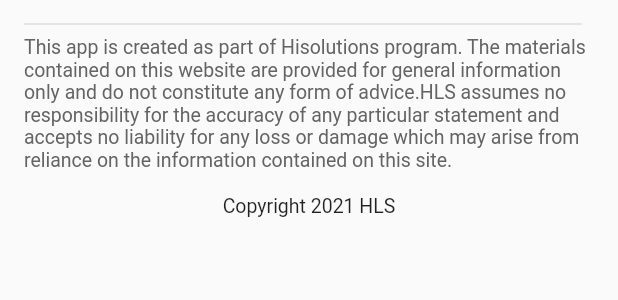
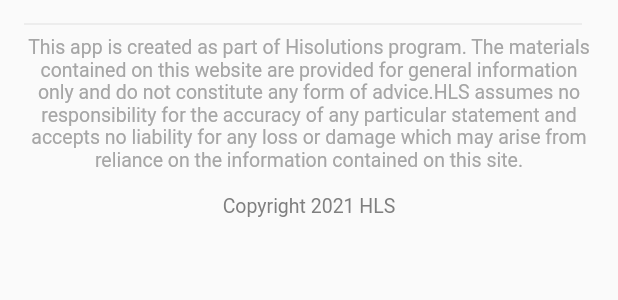
Before and after one commit to Nguyen-Loi/HongLoi_Zens, a Flutter app: the HomeViewFooter widget shown alone on an empty page, opened directly, on a phone screen of 412 x 824 dp. Shown: the top 300 px of the screen. Run offline on Flutter 3.47's test engine with Material 2 defaults, Android fonts, the phone set to English and light mode, and no system bars; our stand-ins replace cloud_firestore, device_info_plus, firebase_core; accounts and stored records are empty.

Commit message:
improve code

```diff
--- a/lib/presentation/home_view/components/home_view_base_text.dart
+++ b/lib/presentation/home_view/components/home_view_base_text.dart
@@ -4,13 +4,15 @@
   final String text;
   final double fontSize;
   final Color? color;
-  const HomeViewBaseText(this.text,{super.key, this.fontSize=13, this.color});
+  final TextAlign? textAlign;
+  const HomeViewBaseText(this.text,{super.key, this.fontSize=13, this.color, this.textAlign});
 
   @override
   Widget build(BuildContext context) {
     return Text(
       text,
       style: TextStyle(fontSize: fontSize, color: color),
+      textAlign: textAlign,
     );
   }
 }
--- a/lib/presentation/home_view/components/home_view_body.dart
+++ b/lib/presentation/home_view/components/home_view_body.dart
@@ -31,7 +31,7 @@
   @override
   Widget build(BuildContext context) {
     return Padding(
-      padding: const EdgeInsets.symmetric(horizontal: 16, vertical: 32),
+      padding: const EdgeInsets.symmetric(horizontal: 16, vertical: 40),
       child: controller.list.isEmpty
           ? FutureBuilder(
               future: controller.loadData(),
@@ -70,6 +70,7 @@
         Expanded(
           child: HomeViewBaseText(
             list[controller.currentIndex].title,
+            color: ColorManager.black,
           ),
         ),
         //Row button
--- a/lib/presentation/home_view/components/home_view_footer.dart
+++ b/lib/presentation/home_view/components/home_view_footer.dart
@@ -21,9 +21,13 @@
           HomeViewBaseText(
             strContent,
             color: ColorManager.grey,
+            textAlign: TextAlign.center,
           ),
           const SizedBox(height: 16),
-          const HomeViewBaseText('Copyright 2021 HLS'),
+          HomeViewBaseText(
+            'Copyright 2021 HLS',
+            color: ColorManager.blackNormal,
+          ),
         ],
       ),
     );
--- a/lib/presentation/resources/color_manager.dart
+++ b/lib/presentation/resources/color_manager.dart
@@ -2,9 +2,11 @@
 
 class ColorManager {
   static Color green = HexColor.fromHex("#29b363");
-  static Color white = HexColor.fromHex("#f5faf7");
+  static Color white = HexColor.fromHex("#ffffff");
   static Color black = HexColor.fromHex("#646464");
-  static Color grey = HexColor.fromHex("#646464");
+  static Color blackBold = HexColor.fromHex("#4b4b4b");
+  static Color blackNormal = HexColor.fromHex("#7f7f7f");
+  static Color grey = HexColor.fromHex("#a6a6a6");
   static Color blue = HexColor.fromHex("#2c7edb");
   static Color red = HexColor.fromHex("#FF0000");
 
```
Also changed, not shown: lib/presentation/home_view/home_view.dart (+18 -11 lines), assets/images/logo.png, assets/images/user.png, 1 other file.
